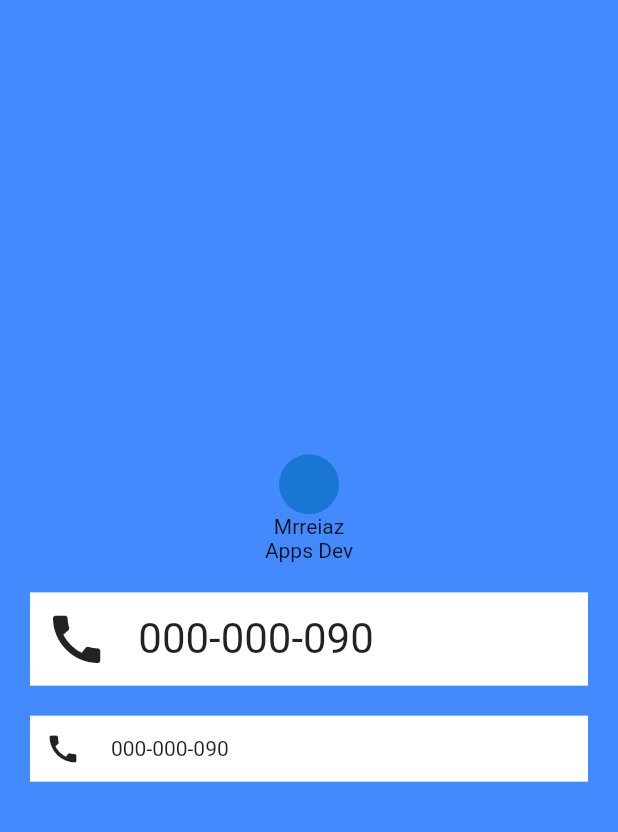
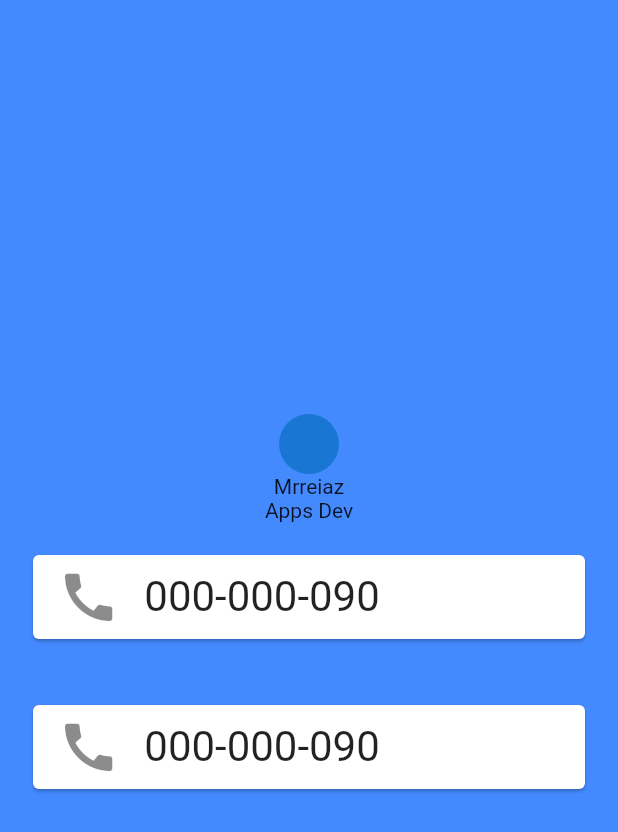
Before and after one commit to mrreiaz/Futter-Zero-To-Hero, a Flutter app: the screen it shows after launch, on a phone screen of 412 x 824 dp. Shown: the top 832 px of the screen. Run offline on Flutter 3.47's test engine with Material 2 defaults, Android fonts, the light colour scheme and no system bars.

Commit message:
use Card and ListTile

```diff
--- a/lib/main.dart
+++ b/lib/main.dart
@@ -20,39 +20,36 @@ class MyApp extends StatelessWidget {
                 CircleAvatar(),
                 Text('Mrreiaz'),
                 Text('Apps Dev'),
-                Container(
-                  color: Colors.white,
-                  padding: EdgeInsets.all(10.0),
-                  margin:
-                      EdgeInsets.symmetric(horizontal: 20.0, vertical: 20.0),
-                  child: Row(
-                    children: [
-                      Icon(
+                Padding(
+                  padding: const EdgeInsets.all(18.0),
+                  child: Card(
+                    color: Colors.white,
+                    child: ListTile(
+                      leading: Icon(
                         Icons.call,
                         size: 42.2,
                       ),
-                      SizedBox(
-                        width: 20.0,
-                      ),
-                      Text(
+                      title: Text(
                         '000-000-090',
                         style: TextStyle(fontSize: 28.0),
                       ),
-                    ],
+                    ),
                   ),
                 ),
-                Container(
-                  color: Colors.white,
-                  padding: EdgeInsets.all(10.0),
-                  margin: EdgeInsets.symmetric(horizontal: 20.0, vertical: 0.0),
-                  child: Row(
-                    children: [
-                      Icon(Icons.call),
-                      SizedBox(
-                        width: 20.0,
+                Padding(
+                  padding: const EdgeInsets.all(18.0),
+                  child: Card(
+                    color: Colors.white,
+                    child: ListTile(
+                      leading: Icon(
+                        Icons.call,
+                        size: 42.2,
                       ),
-                      Text('000-000-090'),
-                    ],
+                      title: Text(
+                        '000-000-090',
+                        style: TextStyle(fontSize: 28.0),
+                      ),
+                    ),
                   ),
                 ),
               ],
```
